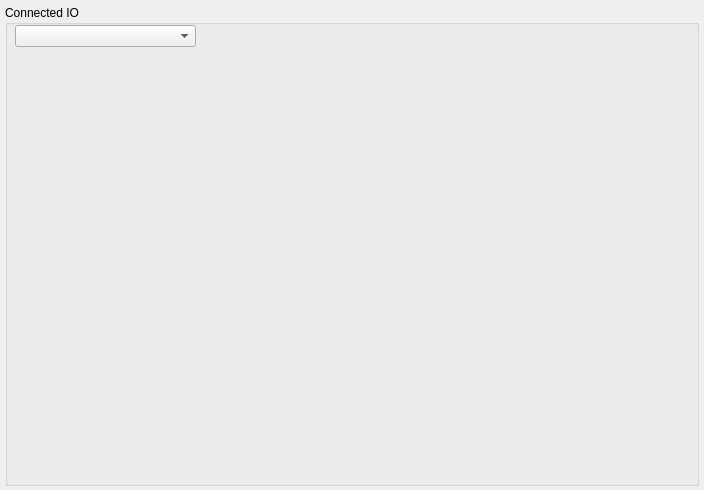
Before: the Qt Designer form src/ui/forms/iodeviceform.ui in Ghettovich/bsf, drawn with Qt 5.
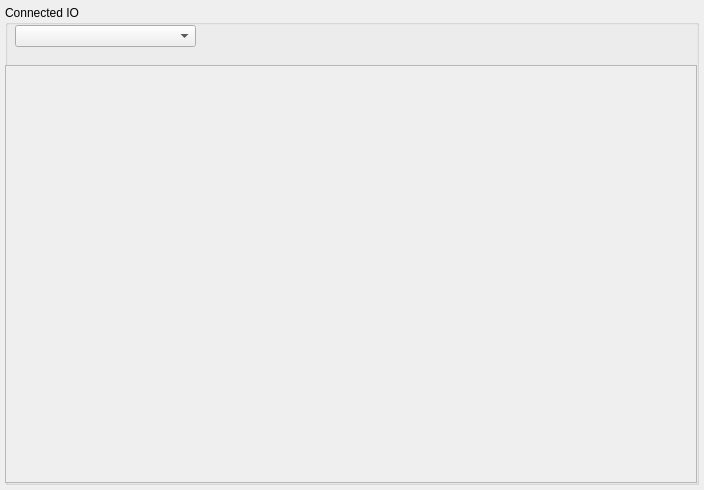
After: the same form once the commit is applied.

Commit message: added io device form factory. Attempted to add scroll area to io device form, was not able to get a scroll but managed to resize the main window so that all widgets fit. Messed around with ui files.

```diff
--- a/src/ui/forms/iodeviceform.ui
+++ b/src/ui/forms/iodeviceform.ui
@@ -31,11 +31,11 @@
      <x>5</x>
      <y>5</y>
      <width>694</width>
-     <height>481</height>
+     <height>480</height>
     </rect>
    </property>
    <property name="sizePolicy">
-    <sizepolicy hsizetype="MinimumExpanding" vsizetype="MinimumExpanding">
+    <sizepolicy hsizetype="Expanding" vsizetype="Expanding">
      <horstretch>0</horstretch>
      <verstretch>0</verstretch>
     </sizepolicy>
@@ -59,6 +59,32 @@
      </rect>
     </property>
    </widget>
+   <widget class="QScrollArea" name="scrollArea">
+    <property name="geometry">
+     <rect>
+      <x>0</x>
+      <y>60</y>
+      <width>692</width>
+      <height>418</height>
+     </rect>
+    </property>
+    <property name="sizeAdjustPolicy">
+     <enum>QAbstractScrollArea::AdjustToContents</enum>
+    </property>
+    <property name="widgetResizable">
+     <bool>true</bool>
+    </property>
+    <widget class="QWidget" name="scrollAreaWidgetContentsIODevices">
+     <property name="geometry">
+      <rect>
+       <x>0</x>
+       <y>0</y>
+       <width>690</width>
+       <height>416</height>
+      </rect>
+     </property>
+    </widget>
+   </widget>
   </widget>
  </widget>
  <resources/>
```
The commit also changes 7 other files.
